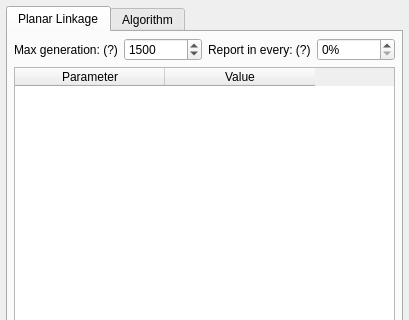
Before: the Qt Designer form core/panel/DimensionalSynthesis/Path_Solving_options.ui in KmolYuan/Pyslvs-UI, drawn with Qt 5; both pictures show x 0 to 409 and y 0 to 320 of the 409 by 492 pixel window.
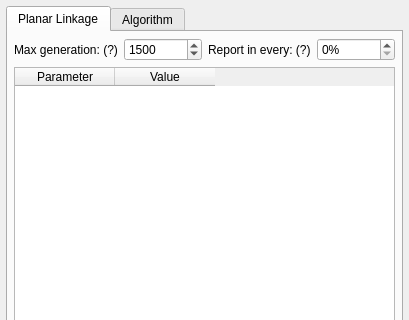
After: the same form once the commit is applied. Icons and pictures are not drawn.

```diff
--- a/core/panel/DimensionalSynthesis/Path_Solving_options.ui
+++ b/core/panel/DimensionalSynthesis/Path_Solving_options.ui
@@ -119,12 +119,6 @@
        </item>
        <item>
         <widget class="QTableWidget" name="PLTable">
-         <attribute name="horizontalHeaderDefaultSectionSize">
-          <number>150</number>
-         </attribute>
-         <attribute name="horizontalHeaderMinimumSectionSize">
-          <number>150</number>
-         </attribute>
          <column>
           <property name="text">
            <string>Parameter</string>
```
